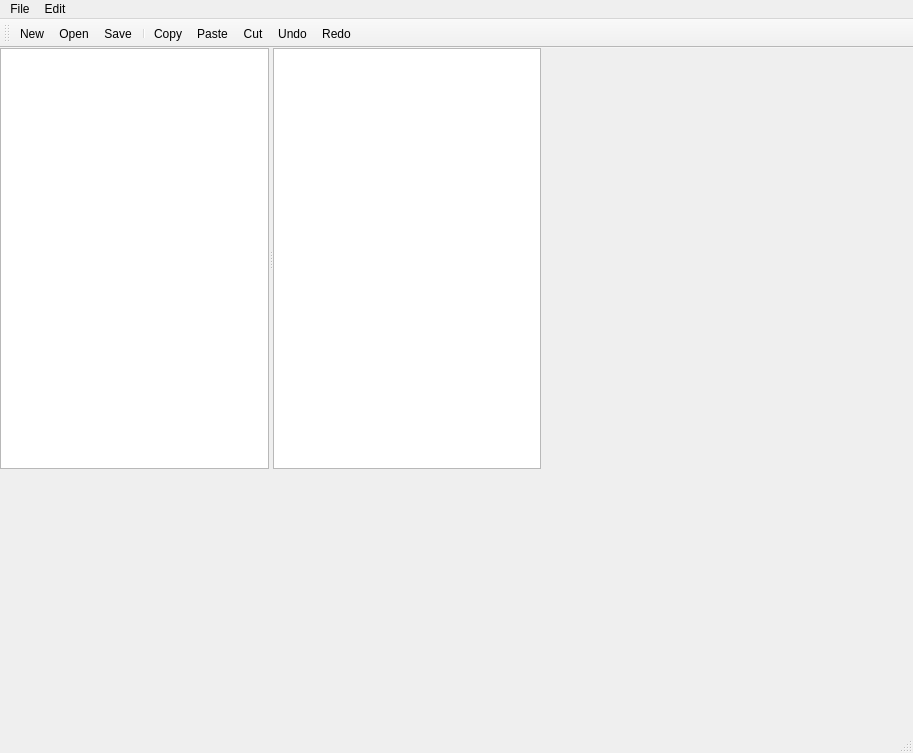
Qt form app/src/mainwindow.ui (alejinjer/UText) before a commit.
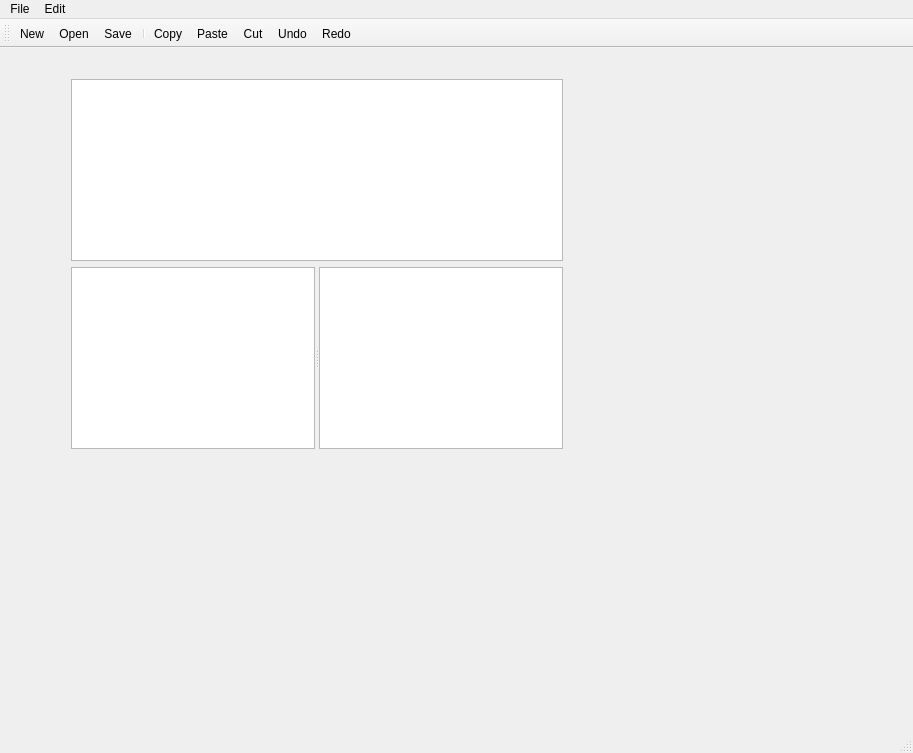
The same form after that commit. Icons and pictures are not drawn.

```diff
--- a/app/src/mainwindow.ui
+++ b/app/src/mainwindow.ui
@@ -14,21 +14,40 @@
    <string>MainWindow</string>
   </property>
   <widget class="QWidget" name="centralWidget">
-   <widget class="QSplitter" name="splitter">
+   <widget class="QWidget" name="">
     <property name="geometry">
      <rect>
-      <x>0</x>
-      <y>0</y>
-      <width>541</width>
-      <height>421</height>
+      <x>60</x>
+      <y>20</y>
+      <width>514</width>
+      <height>392</height>
      </rect>
     </property>
+    <layout class="QVBoxLayout" name="verticalLayout">
+     <item>
+      <widget class="QListWidget" name="listWidget">
+       <property name="maximumSize">
+        <size>
+         <width>512</width>
+         <height>192</height>
+        </size>
+       </property>
+       <property name="flow">
+        <enum>QListView::LeftToRight</enum>
+       </property>
+      </widget>
+     </item>
+     <item>
+      <widget class="QSplitter" name="splitter">
     <property name="orientation">
      <enum>Qt::Horizontal</enum>
     </property>
     <widget class="QTreeView" name="fileBrowser"/>
     <widget class="QTextEdit" name="textEdit"/>
    </widget>
+     </item>
+    </layout>
+   </widget>
   </widget>
   <widget class="QMenuBar" name="menuBar">
    <property name="geometry">
```
Left out of the diff: 2 changed lines with no effect on the pictures. Lines whose indentation alone changed are shown as unchanged.
